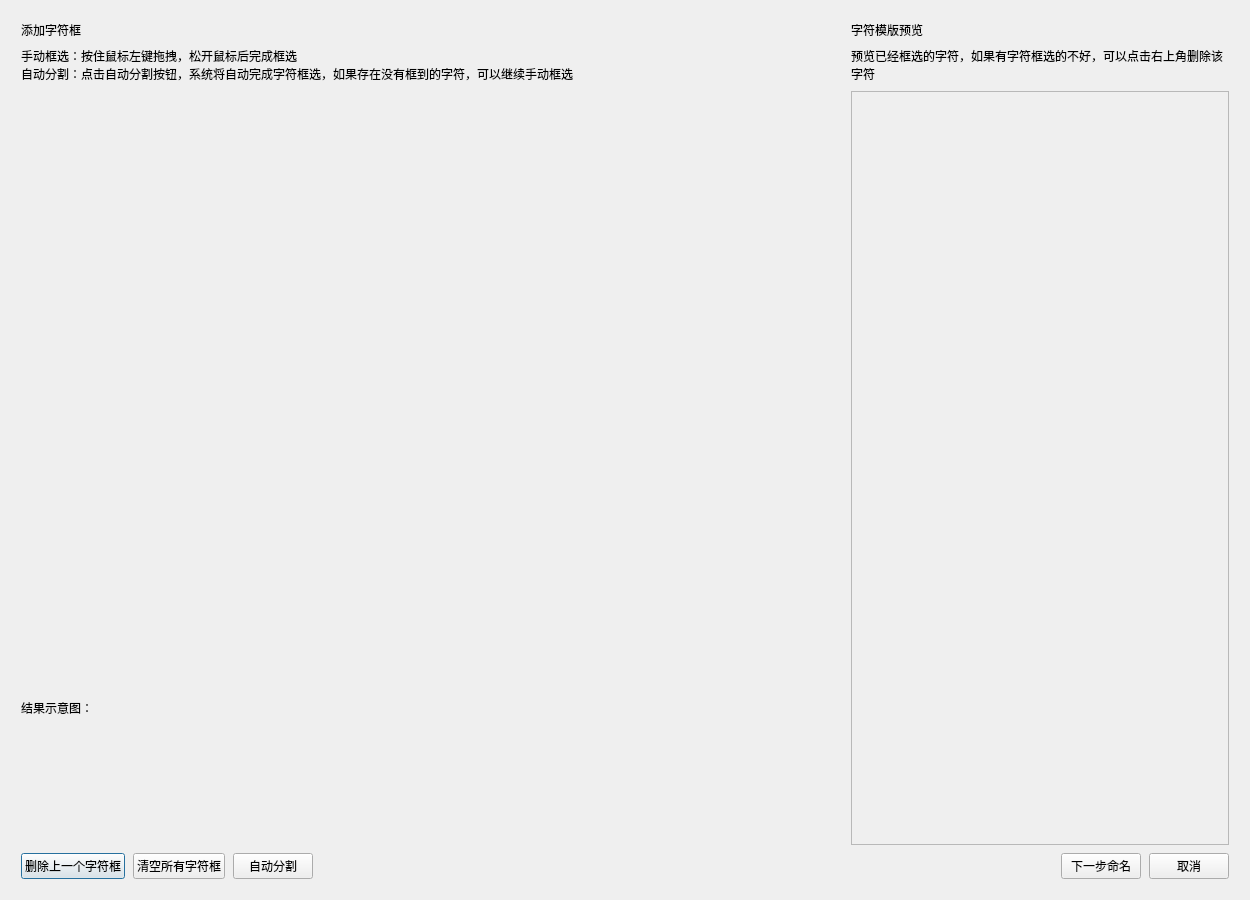
Old version of the form app/ui/main_window/template/character_editor/character_template_editor_dialog.ui in the repository GitHub3651/shenyinocr.
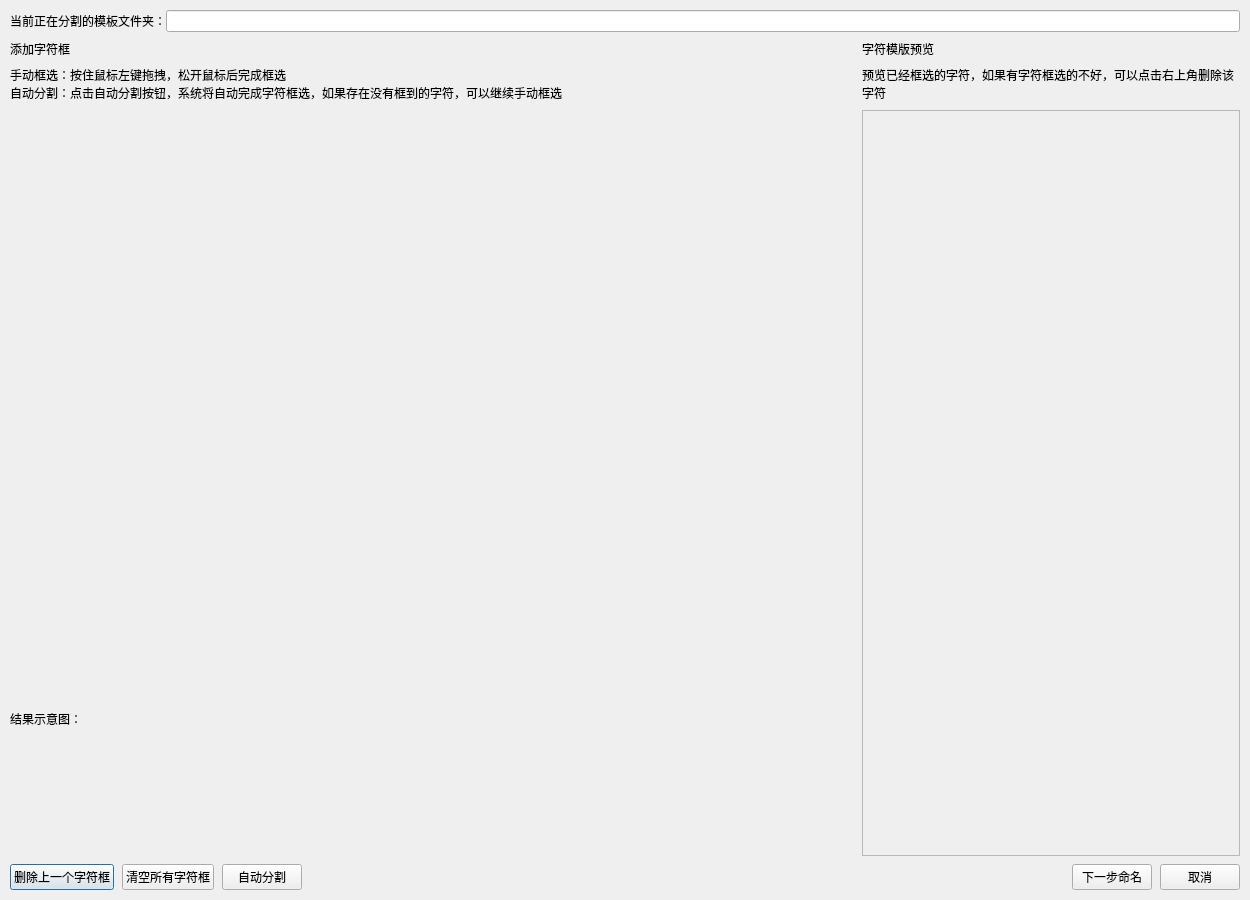
New version of the form. Custom widgets are drawn as their Qt base class.

Commit message:
feat: 显示当前字符分割模板完整路径
- 在字符框选页顶部增加当前模板文件夹只读提示，并显示当前编辑模板的完整路径
- 使用透明无边框样式和 18px 加重字体呈现路径提示
- 同步中英文翻译资源，并为二维码 CSV 保存目录补充完整路径 Tooltip

The edit to the form file:
```diff
--- a/app/ui/main_window/template/character_editor/character_template_editor_dialog.ui
+++ b/app/ui/main_window/template/character_editor/character_template_editor_dialog.ui
@@ -14,13 +14,25 @@
    <string>分割字符模板</string>
   </property>
   <layout class="QVBoxLayout" name="verticalLayout">
+   <property name="leftMargin">
+    <number>0</number>
+   </property>
+   <property name="topMargin">
+    <number>0</number>
+   </property>
+   <property name="rightMargin">
+    <number>0</number>
+   </property>
+   <property name="bottomMargin">
+    <number>0</number>
+   </property>
    <item>
     <widget class="QStackedWidget" name="stackedWidget">
      <property name="currentIndex">
       <number>0</number>
      </property>
      <widget class="QWidget" name="page_draw">
-      <layout class="QVBoxLayout" name="verticalLayout_draw" stretch="1,0">
+      <layout class="QVBoxLayout" name="verticalLayout_draw" stretch="0,1,0">
        <property name="spacing">
         <number>8</number>
        </property>
@@ -36,6 +48,27 @@
        <property name="bottomMargin">
         <number>10</number>
        </property>
+       <item>
+        <layout class="QHBoxLayout" name="horizontalLayout_currentCharacterTemplate">
+         <property name="spacing">
+          <number>0</number>
+         </property>
+         <item>
+          <widget class="QLabel" name="label_currentCharacterTemplate">
+           <property name="text">
+            <string>当前正在分割的模板文件夹：</string>
+           </property>
+          </widget>
+         </item>
+         <item>
+          <widget class="QLineEdit" name="lineEdit_currentCharacterTemplate">
+           <property name="readOnly">
+            <bool>true</bool>
+           </property>
+          </widget>
+         </item>
+        </layout>
+       </item>
        <item>
         <layout class="QHBoxLayout" name="horizontalLayout_content" stretch="1,0">
          <property name="spacing">
@@ -207,7 +240,7 @@
                 <x>0</x>
                 <y>0</y>
                 <width>376</width>
-                <height>792</height>
+                <height>775</height>
                </rect>
               </property>
               <layout class="QGridLayout" name="gridLayout_preview">
```
The commit also changes 7 other files.
